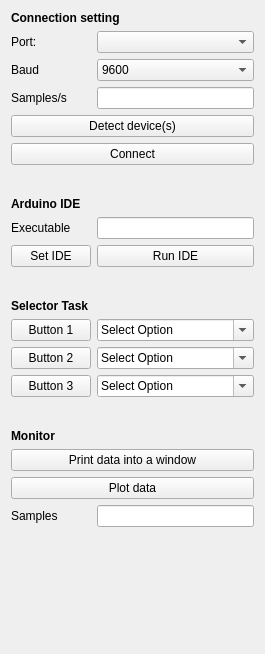
pzaffino/SlicerArduinoController, file ArduinoPedalBoard/Resources/UI/ArduinoPedalBoard.ui: the form before one commit.
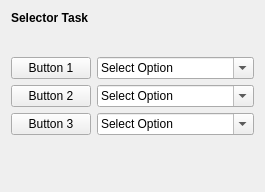
The form after the commit.

Commit message: Fix Connection Modules

```diff
--- a/ArduinoPedalBoard/Resources/UI/ArduinoPedalBoard.ui
+++ b/ArduinoPedalBoard/Resources/UI/ArduinoPedalBoard.ui
@@ -7,171 +7,11 @@
     <x>0</x>
     <y>0</y>
     <width>265</width>
-    <height>654</height>
+    <height>192</height>
    </rect>
   </property>
   <layout class="QFormLayout" name="formLayout">
    <item row="0" column="0" colspan="2">
-    <widget class="QLabel" name="connectionLabel">
-     <property name="font">
-      <font>
-       <weight>75</weight>
-       <bold>true</bold>
-      </font>
-     </property>
-     <property name="text">
-      <string>Connection setting</string>
-     </property>
-    </widget>
-   </item>
-   <item row="1" column="0">
-    <widget class="QLabel" name="portLabel">
-     <property name="text">
-      <string>Port:</string>
-     </property>
-    </widget>
-   </item>
-   <item row="1" column="1">
-    <widget class="QComboBox" name="portSelectorComboBox"/>
-   </item>
-   <item row="2" column="0">
-    <widget class="QLabel" name="baudLabel">
-     <property name="text">
-      <string>Baud</string>
-     </property>
-    </widget>
-   </item>
-   <item row="2" column="1">
-    <widget class="QComboBox" name="baudSelectorComboBox">
-     <item>
-      <property name="text">
-       <string>9600</string>
-      </property>
-     </item>
-     <item>
-      <property name="text">
-       <string>4800</string>
-      </property>
-     </item>
-    </widget>
-   </item>
-   <item row="3" column="0">
-    <widget class="QLabel" name="labelSamplesPerSecond">
-     <property name="text">
-      <string>Samples/s</string>
-     </property>
-    </widget>
-   </item>
-   <item row="3" column="1">
-    <widget class="QLineEdit" name="samplesPerSecondText">
-     <property name="alignment">
-      <set>Qt::AlignRight|Qt::AlignTrailing|Qt::AlignVCenter</set>
-     </property>
-    </widget>
-   </item>
-   <item row="6" column="0" colspan="2">
-    <widget class="QPushButton" name="detectDevice">
-     <property name="toolTip">
-      <string>Detect the device connected</string>
-     </property>
-     <property name="autoFillBackground">
-      <bool>false</bool>
-     </property>
-     <property name="styleSheet">
-      <string notr="true">background-color: grergb(241, 241, 241)y;</string>
-     </property>
-     <property name="text">
-      <string>Detect device(s)</string>
-     </property>
-     <property name="checkable">
-      <bool>false</bool>
-     </property>
-    </widget>
-   </item>
-   <item row="7" column="0" colspan="2">
-    <widget class="QPushButton" name="connectButton">
-     <property name="toolTip">
-      <string>Run the algorithm.</string>
-     </property>
-     <property name="styleSheet">
-      <string notr="true">background-color: grergb(241, 241, 241)y;</string>
-     </property>
-     <property name="text">
-      <string>Connect</string>
-     </property>
-     <property name="checkable">
-      <bool>true</bool>
-     </property>
-    </widget>
-   </item>
-   <item row="8" column="0" colspan="2">
-    <spacer name="horizontalSpacer">
-     <property name="orientation">
-      <enum>Qt::Horizontal</enum>
-     </property>
-     <property name="sizeHint" stdset="0">
-      <size>
-       <width>40</width>
-       <height>20</height>
-      </size>
-     </property>
-    </spacer>
-   </item>
-   <item row="9" column="0" colspan="2">
-    <widget class="QLabel" name="IDELabel">
-     <property name="font">
-      <font>
-       <weight>75</weight>
-       <bold>true</bold>
-      </font>
-     </property>
-     <property name="text">
-      <string>Arduino IDE</string>
-     </property>
-    </widget>
-   </item>
-   <item row="10" column="0">
-    <widget class="QLabel" name="IDEExeLabel">
-     <property name="text">
-      <string>Executable</string>
-     </property>
-    </widget>
-   </item>
-   <item row="10" column="1">
-    <widget class="QLineEdit" name="IDEPathText">
-     <property name="readOnly">
-      <bool>true</bool>
-     </property>
-    </widget>
-   </item>
-   <item row="13" column="0">
-    <widget class="QPushButton" name="setIDEButton">
-     <property name="text">
-      <string>Set IDE</string>
-     </property>
-    </widget>
-   </item>
-   <item row="13" column="1">
-    <widget class="QPushButton" name="runIDEButton">
-     <property name="text">
-      <string>Run IDE</string>
-     </property>
-    </widget>
-   </item>
-   <item row="14" column="0" colspan="2">
-    <spacer name="horizontalSpacer2">
-     <property name="orientation">
-      <enum>Qt::Horizontal</enum>
-     </property>
-     <property name="sizeHint" stdset="0">
-      <size>
-       <width>40</width>
-       <height>20</height>
-      </size>
-     </property>
-    </spacer>
-   </item>
-   <item row="15" column="0">
     <widget class="QLabel" name="senderLabel">
      <property name="font">
       <font>
@@ -184,7 +24,20 @@
      </property>
     </widget>
    </item>
-   <item row="16" column="0">
+   <item row="1" column="0" colspan="2">
+    <spacer name="horizontalSpacer_2">
+     <property name="orientation">
+      <enum>Qt::Horizontal</enum>
+     </property>
+     <property name="sizeHint" stdset="0">
+      <size>
+       <width>40</width>
+       <height>20</height>
+      </size>
+     </property>
+    </spacer>
+   </item>
+   <item row="2" column="0">
     <widget class="QPushButton" name="SetButton1">
      <property name="text">
       <string>Button 1</string>
@@ -203,7 +56,7 @@
      </property>
     </widget>
    </item>
-   <item row="16" column="1">
+   <item row="2" column="1">
     <widget class="QComboBox" name="button1_Choice">
      <property name="editable">
       <bool>true</bool>
@@ -220,14 +73,14 @@
      </item>
     </widget>
    </item>
-   <item row="17" column="0">
+   <item row="3" column="0">
     <widget class="QPushButton" name="SetButton2">
      <property name="text">
       <string>Button 2</string>
      </property>
     </widget>
    </item>
-   <item row="17" column="1">
+   <item row="3" column="1">
     <widget class="QComboBox" name="button2_Choice">
      <property name="editable">
       <bool>true</bool>
@@ -244,14 +97,14 @@
      </item>
     </widget>
    </item>
-   <item row="18" column="0">
+   <item row="4" column="0">
     <widget class="QPushButton" name="SetButton3">
      <property name="text">
       <string>Button 3</string>
      </property>
     </widget>
    </item>
-   <item row="18" column="1">
+   <item row="4" column="1">
     <widget class="QComboBox" name="button3_Choice">
      <property name="enabled">
       <bool>true</bool>
@@ -271,69 +124,6 @@
      </item>
     </widget>
    </item>
-   <item row="19" column="0" colspan="2">
-    <spacer name="horizontalSpacer_2">
-     <property name="orientation">
-      <enum>Qt::Horizontal</enum>
-     </property>
-     <property name="sizeHint" stdset="0">
-      <size>
-       <width>40</width>
-       <height>20</height>
-      </size>
-     </property>
-    </spacer>
-   </item>
-   <item row="21" column="0">
-    <widget class="QLabel" name="label">
-     <property name="font">
-      <font>
-       <weight>75</weight>
-       <bold>true</bold>
-      </font>
-     </property>
-     <property name="text">
-      <string>Monitor</string>
-     </property>
-    </widget>
-   </item>
-   <item row="22" column="0" colspan="2">
-    <widget class="QPushButton" name="monitorButton">
-     <property name="text">
-      <string>Print data into a window</string>
-     </property>
-    </widget>
-   </item>
-   <item row="23" column="0" colspan="2">
-    <widget class="QPushButton" name="plotterButton">
-     <property name="text">
-      <string>Plot data</string>
-     </property>
-     <property name="checkable">
-      <bool>true</bool>
-     </property>
-    </widget>
-   </item>
-   <item row="24" column="0">
-    <widget class="QLabel" name="labelSamples">
-     <property name="text">
-      <string>Samples</string>
-     </property>
-    </widget>
-   </item>
-   <item row="24" column="1">
-    <widget class="QLineEdit" name="samplesToPlotText">
-     <property name="layoutDirection">
-      <enum>Qt::LeftToRight</enum>
-     </property>
-     <property name="text">
-      <string/>
-     </property>
-     <property name="alignment">
-      <set>Qt::AlignRight|Qt::AlignTrailing|Qt::AlignVCenter</set>
-     </property>
-    </widget>
-   </item>
   </layout>
  </widget>
  <resources/>
```
The commit also changes 1 other file.
